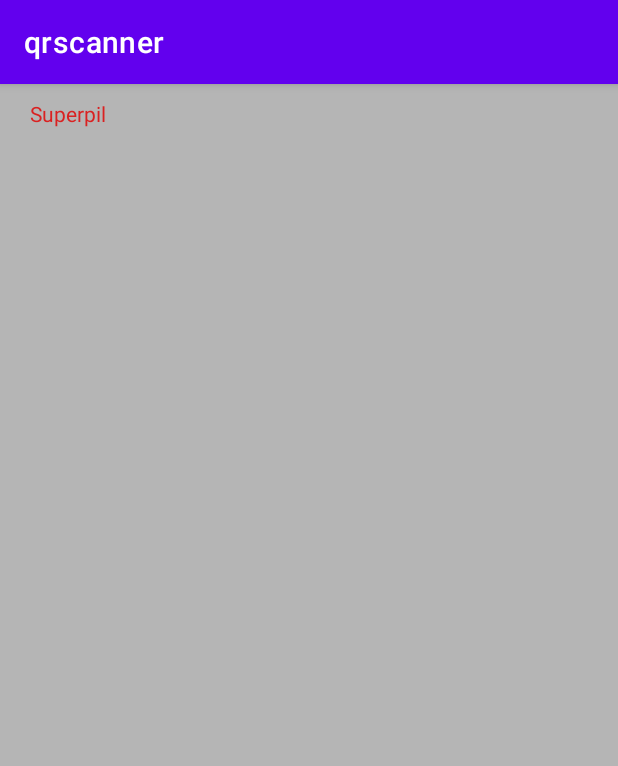
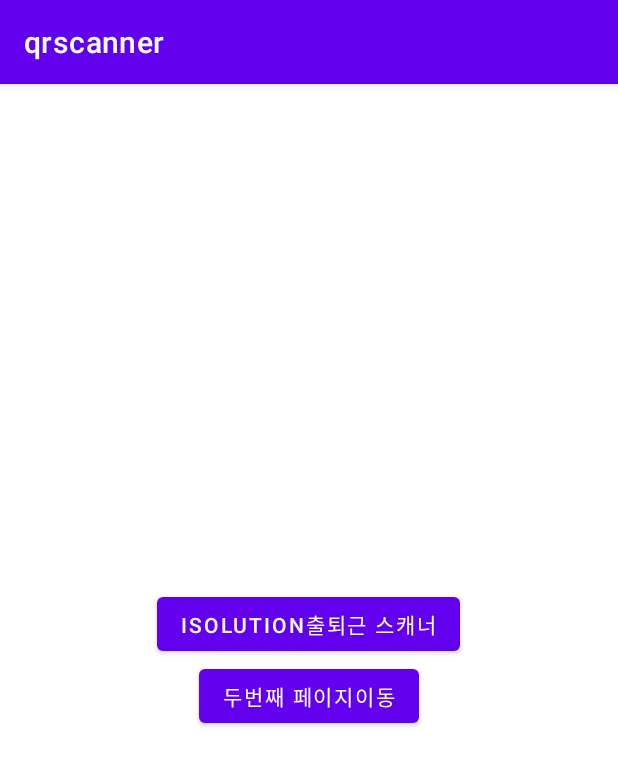
Before and after one commit to pygmalion0909/QR-scanner-android, an Android app: the screen it shows after launch (second before the commit, MainActivity after it), after a tap on "두번째 페이지이동", on a phone screen of 412 x 824 dp. Shown: the top 766 px of the screen. Run offline under Robolectric (Android 15) with nearby library versions, the phone set to English and light mode, and no system bars; libraries missing offline, so code that uses them is left out: com.google.zxing.integration.

```diff
--- a/app/src/main/AndroidManifest.xml
+++ b/app/src/main/AndroidManifest.xml
@@ -16,9 +16,6 @@
       android:theme="@style/Theme.Qrscanner">
 
     <activity
-        android:name=".second"
-        android:exported="false" />
-    <activity
         android:name=".MainActivity"
         android:exported="true">
       <intent-filter>
--- a/app/src/main/java/com/isolution/qrscanner/MainActivity.kt
+++ b/app/src/main/java/com/isolution/qrscanner/MainActivity.kt
@@ -1,15 +1,12 @@
 package com.isolution.qrscanner
 
 import android.content.ContentValues.TAG
-import android.content.Context
 import android.content.Intent
-import androidx.appcompat.app.AppCompatActivity
 import android.os.Bundle
 import android.util.Log
-import android.view.Gravity
-import android.view.LayoutInflater
 import android.view.View
 import android.widget.Toast
+import androidx.appcompat.app.AppCompatActivity
 import com.google.zxing.integration.android.IntentIntegrator
 import com.isolution.qrscanner.api.RetrofitManager
 
@@ -17,68 +14,52 @@ class MainActivity : AppCompatActivity() {
   override fun onCreate(savedInstanceState: Bundle?) {
     super.onCreate(savedInstanceState)
     setContentView(R.layout.activity_main)
+
+    val test = { a: Int, b: Int ->
+      val c = a + b
+      c * 2
+    }
+    println("Superpil ${test(1, 2)}")
+
+    // 함수선언
+    // lambda 1
+    val aa: (Int, Int) -> Int = {x, y -> x * y};
+    println("Superpil aa ${aa(1, 2)}")
+
+    // lambda 2(생략없는 오리지널)
+    val bb: (Int, Int) -> Int = {x: Int, y: Int -> x * y};
+    println("Superpil aa ${bb(2, 2)}")
+
+    // lambda 3(선언부분 생략)
+    val cc = { x: Int, y: Int -> x * y};
+    println("Superpil cc ${cc(2, 2)}")
+
+    showFunc { x, y -> x * y }
+
+//    IntentIntegrator(this).initiateScan()
   }
 
-  fun startScanner(view: View) {
-    IntentIntegrator(this).initiateScan()
+  fun showFunc(cal: (Int, Int) -> Int) {
+    val result = cal(2, 3);
+    println("Superpil ShowFunc : ${result}");
   }
-
-  fun toSecondPage(view: View) {
-    val intent = Intent(this, second::class.java);
-    startActivity(intent);
-//    val inflater: LayoutInflater = this.getSystemService(Context.LAYOUT_INFLATER_SERVICE) as LayoutInflater;
-//    val cView: View = inflater.inflate(R.layout.activity_second, null, true);
-  }
+//  fun startScanner(view: View) {
+//    IntentIntegrator(this).initiateScan()
+//  }
 
   override fun onActivityResult(requestCode: Int, resultCode: Int, data: Intent?) {
     // qr결과값가져오기
     val result = IntentIntegrator.parseActivityResult(requestCode, resultCode, data);
+    if(result == null) return super.onActivityResult(requestCode, resultCode, data);
+    if(result.contents == null) return Toast.makeText(this, "Cancelled", Toast.LENGTH_LONG).show();
 
-    if(result != null) {
-      if(result.contents != null) {
+    Log.d(TAG, "[SUPERIL LOG] API시작!!!!!!!!!!!!!!!!!!!!");
+    RetrofitManager.instance.insertCommute(completion = { res ->
+//      res -> Toast.makeText(this, "[SUPERPIL!!!!!!!!!!!!!] api호출완료 ${res}", Toast.LENGTH_SHORT).show();
+      Log.d(TAG, "api 호출 성공 : $res");
+      IntentIntegrator(this).initiateScan();
+    });
 
-
-
-        /**
-         * 방법1
-         * api요청 -> toast커스텀
-         *
-         * 방법2
-         * api요청 -> 페이지이동 -> 5초 후 -> 스캐너 재실행
-         */
-
-//        val intent = Intent(this, second::class.java);
-//        startActivity(intent);
-//        val tas = Toast.makeText(this, "scanned: ${result.contents} format: ${result.formatName}", Toast.LENGTH_LONG);
-
-        // 페이지 이동 -> 스캔 재실행
-//        val intent = Intent(this, second::class.java);
-//        startActivity(intent);
-//        IntentIntegrator(this).initiateScan();
-
-
-
-        // api 호출
-//        RetrofitManager.instance.searchPhotos(searchTerm = "test", completion = {
-//          res -> Toast.makeText(this, "api호출완료 ${res}", Toast.LENGTH_SHORT).show();
-//          Log.d(TAG, "api 호출 성공 : $res");
-//        });
-
-        Log.d(TAG, "[SUPERIL LOG] API시작!!!!!!!!!!!!!!!!!!!!");
-        RetrofitManager.instance.insertCommute(completion = {
-//            res -> Toast.makeText(this, "[SUPERPIL!!!!!!!!!!!!!] api호출완료 ${res}", Toast.LENGTH_SHORT).show();
-            res -> Log.d(TAG, "api 호출 성공 : $res");
-          val intent = Intent(this, second::class.java);
-          startActivity(intent);
-          IntentIntegrator(this).initiateScan();
-        });
-
-      } else {
-        Toast.makeText(this, "Cancelled", Toast.LENGTH_LONG).show();
-      }
-    } else {
-      super.onActivityResult(requestCode, resultCode, data)
-    }
   }
 
 }
--- a/app/src/main/java/com/isolution/qrscanner/api/IRetrofit.kt
+++ b/app/src/main/java/com/isolution/qrscanner/api/IRetrofit.kt
@@ -11,7 +11,6 @@ interface IRetrofit {
   @GET("/api/users?page=2")
   fun searchPhotos(@Query("query") searchTerm: String) : Call<JsonElement>
 
-  @Headers("Authorization: ")
   @POST("/api/v1/commutes")
   fun insertCommute(@Body params: HashMap<String, Any>) : Call<JsonElement>
 
--- a/app/src/main/java/com/isolution/qrscanner/second.kt
+++ /dev/null
@@ -1,44 +0,0 @@
-package com.isolution.qrscanner
-
-import android.content.ContentValues.TAG
-import android.icu.number.Scale.none
-import androidx.appcompat.app.AppCompatActivity
-import android.os.Bundle
-import android.os.Handler
-import android.telecom.Call
-import android.util.Log
-import androidx.core.os.HandlerCompat.postDelayed
-
-class second : AppCompatActivity() {
-
-  override fun onCreate(savedInstanceState: Bundle?) {
-    super.onCreate(savedInstanceState)
-    setContentView(R.layout.activity_second)
-    Log.d(TAG, "[SUPERIL] 두번쨰 페이지!!! CREATE")
-//    this.someFunction();
-    Handler().postDelayed({
-                   finish();
-    }, 1000)
-  }
-
-  fun someFunction() {
-    finish()
-    // 이 화면은, 오른쪽에서 왼쪽으로 슬라이딩 하면서 사라집니다.
-    overridePendingTransition(R.anim.horizon_enter, R.anim.horizon_enter)
-  }
-
-//  override fun onBackPressed() {
-//    super.onBackPressed()
-//    if (isFinishing) {
-//      // back 버튼으로 화면 종료가 야기되면 동작한다.
-//      overridePendingTransition(R.anim.horizon_enter, R.anim.horizon_enter)
-//    }
-//  }
-
-  override fun onDestroy() {
-    super.onDestroy();
-    Log.d(TAG, "[SUPERIL] 두번쨰 페이지!!! DESTROY")
-    overridePendingTransition(R.anim.horizon_enter, R.anim.horizon_enter)
-  }
-
-}
--- a/app/src/main/res/layout/activity_second.xml
+++ /dev/null
@@ -1,26 +0,0 @@
-<?xml version="1.0" encoding="utf-8"?>
-<LinearLayout xmlns:android="http://schemas.android.com/apk/res/android"
-    android:id="@+id/toast_layout_root"
-    android:orientation="horizontal"
-    android:layout_width="match_parent"
-    android:layout_height="match_parent"
-    android:padding="10dp"
-    android:background="#DAAA" >
-
-  <ImageView android:id="@+id/image"
-      android:layout_width="wrap_content"
-      android:layout_height="match_parent"
-      android:layout_marginRight="10dp" />
-
-  <TextView android:id="@+id/text"
-      android:layout_width="wrap_content"
-      android:layout_height="match_parent"
-      android:textColor="#FFF" />
-
-  <TextView android:id="@+id/text1"
-      android:layout_width="wrap_content"
-      android:layout_height="match_parent"
-      android:text="Superpil"
-      android:textColor="#DA2121" />
-
-</LinearLayout>
```
Also changed, not shown: app/src/main/java/com/isolution/qrscanner/api/RetrofitManager.kt (+5 -4 lines), build.gradle (+11 -4 lines).
